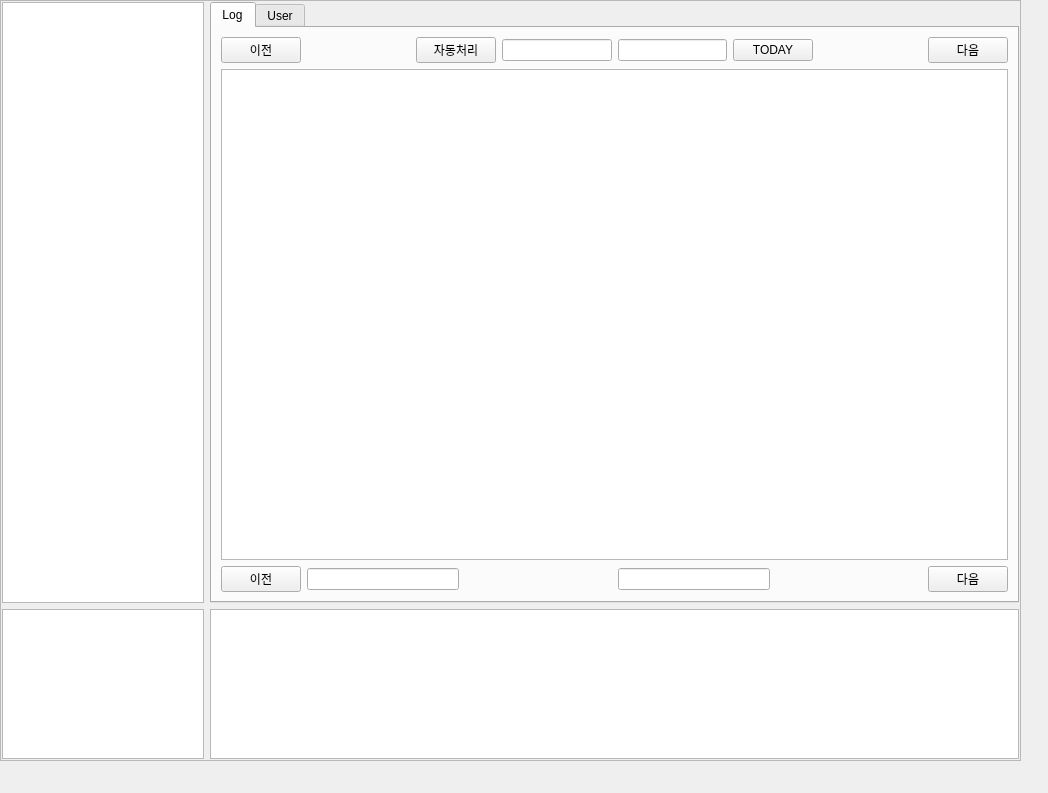
Old version of the form ui/auto_log_program.ui in the repository seraph92/win32_test.
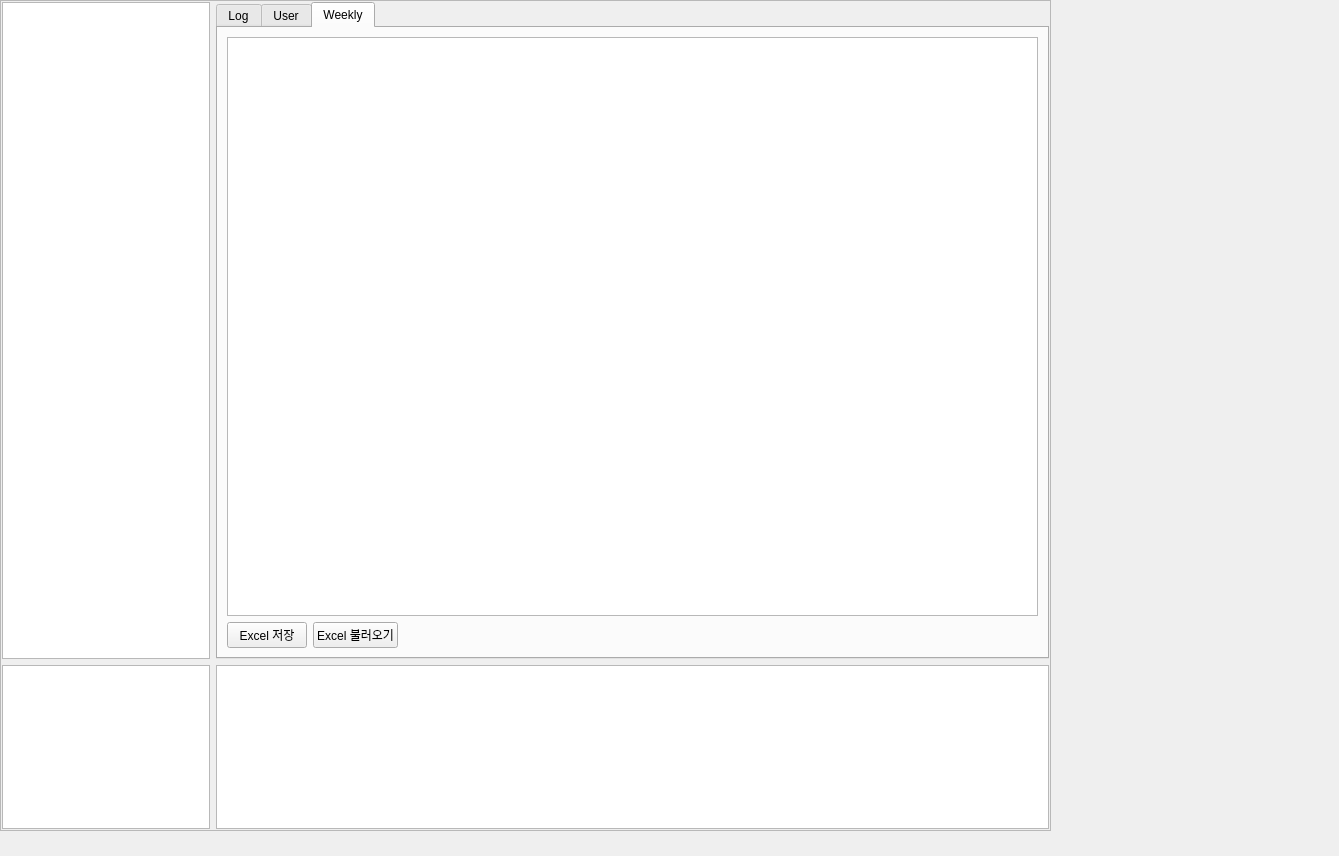
New version of the form.

What changed in the file:
```diff
--- a/ui/auto_log_program.ui
+++ b/ui/auto_log_program.ui
@@ -6,8 +6,8 @@
    <rect>
     <x>0</x>
     <y>0</y>
-    <width>1048</width>
-    <height>793</height>
+    <width>1339</width>
+    <height>856</height>
    </rect>
   </property>
   <property name="sizePolicy">
@@ -24,8 +24,8 @@
     <rect>
      <x>0</x>
      <y>0</y>
-     <width>1021</width>
-     <height>761</height>
+     <width>1051</width>
+     <height>831</height>
     </rect>
    </property>
    <property name="frameShape">
@@ -68,7 +68,7 @@
         <item row="0" column="1">
          <widget class="QTabWidget" name="tabWidget">
           <property name="currentIndex">
-           <number>0</number>
+           <number>2</number>
           </property>
           <widget class="QWidget" name="logTab_2">
            <attribute name="title">
@@ -352,6 +352,76 @@
             </item>
            </layout>
           </widget>
+          <widget class="QWidget" name="weeklyTab">
+           <attribute name="title">
+            <string>Weekly</string>
+           </attribute>
+           <layout class="QVBoxLayout" name="verticalLayout_6">
+            <item>
+             <widget class="QTableView" name="weeklyTableView">
+              <property name="editTriggers">
+               <set>QAbstractItemView::NoEditTriggers</set>
+              </property>
+              <property name="alternatingRowColors">
+               <bool>true</bool>
+              </property>
+              <property name="selectionBehavior">
+               <enum>QAbstractItemView::SelectRows</enum>
+              </property>
+              <attribute name="horizontalHeaderDefaultSectionSize">
+               <number>50</number>
+              </attribute>
+              <attribute name="verticalHeaderVisible">
+               <bool>false</bool>
+              </attribute>
+             </widget>
+            </item>
+            <item>
+             <layout class="QHBoxLayout" name="horizontalLayout_7">
+              <item>
+               <widget class="QPushButton" name="saveWeeklyBtn">
+                <property name="text">
+                 <string>Excel 저장</string>
+                </property>
+               </widget>
+              </item>
+              <item>
+               <widget class="QPushButton" name="loadWeeklyBtn">
+                <property name="text">
+                 <string>Excel 불러오기</string>
+                </property>
+               </widget>
+              </item>
+              <item>
+               <spacer name="horizontalSpacer_13">
+                <property name="orientation">
+                 <enum>Qt::Horizontal</enum>
+                </property>
+                <property name="sizeHint" stdset="0">
+                 <size>
+                  <width>40</width>
+                  <height>20</height>
+                 </size>
+                </property>
+               </spacer>
+              </item>
+              <item>
+               <spacer name="horizontalSpacer_14">
+                <property name="orientation">
+                 <enum>Qt::Horizontal</enum>
+                </property>
+                <property name="sizeHint" stdset="0">
+                 <size>
+                  <width>40</width>
+                  <height>20</height>
+                 </size>
+                </property>
+               </spacer>
+              </item>
+             </layout>
+            </item>
+           </layout>
+          </widget>
          </widget>
         </item>
         <item row="2" column="0">
```
